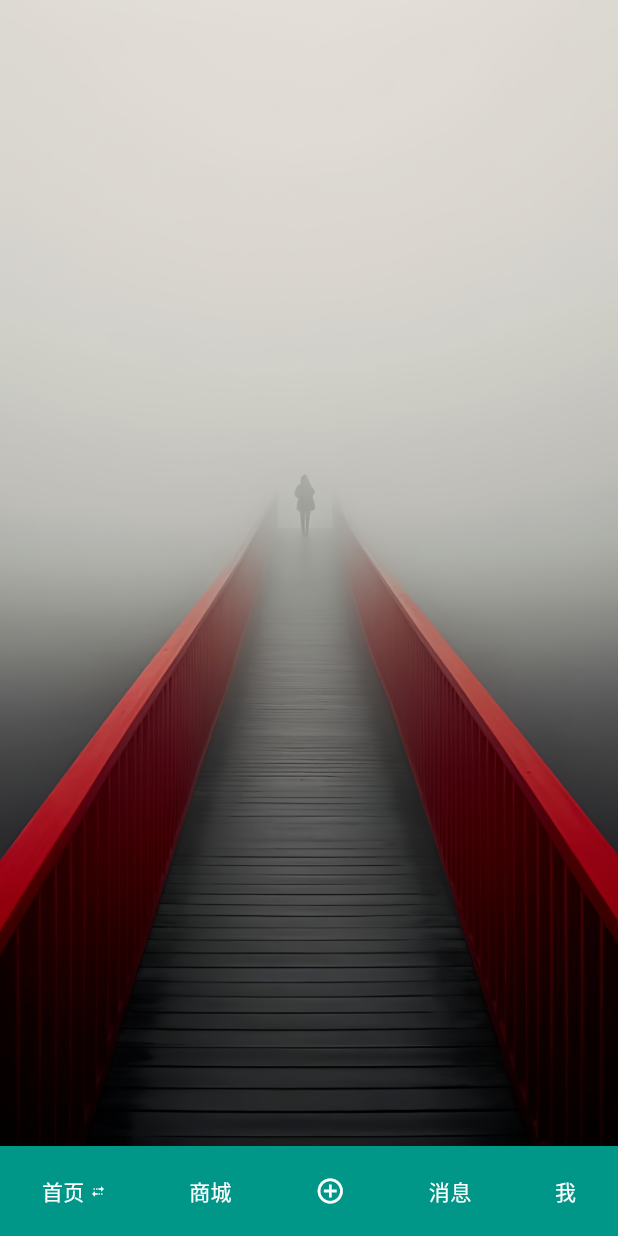
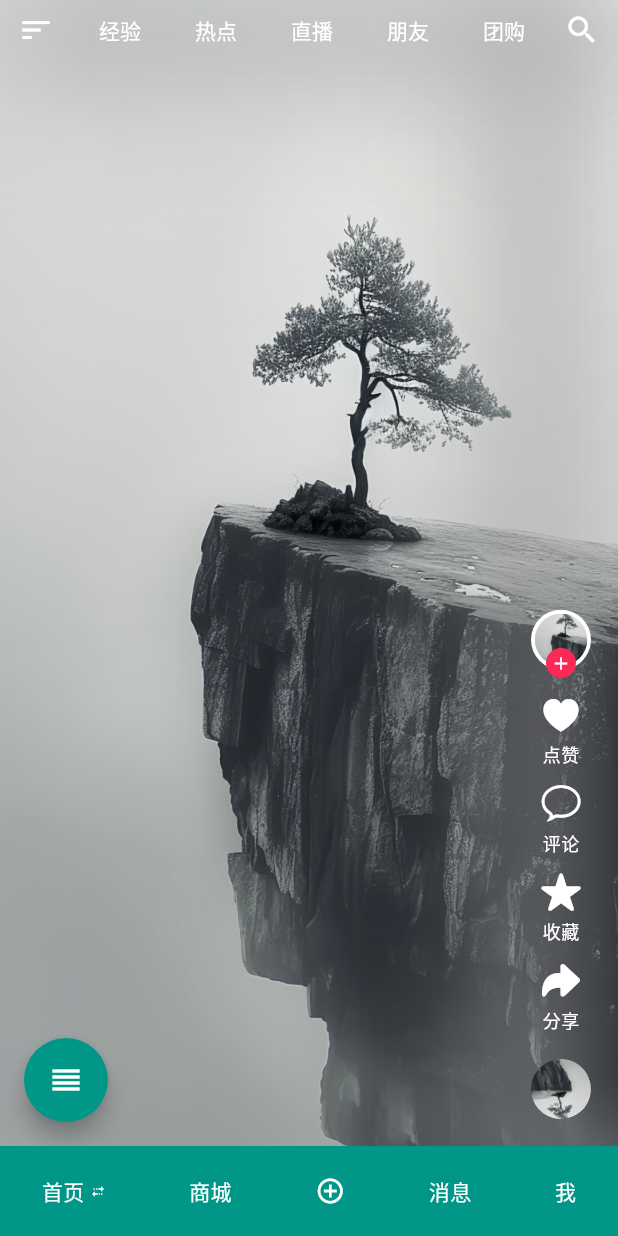
Before and after one commit to git-rylstbam/douyin, a Flutter app: the screen it shows after launch, on a phone screen of 412 x 824 dp. Run offline on Flutter 3.47's test engine with Material 3 defaults, Android fonts, the phone set to English and light mode, and no system bars; our stand-ins replace get, get_storage; Roboto replaces fonts that are missing (汉仪篆书繁).

Commit message:
feat: 首页初步完成

```diff
--- a/lib/locales/locales.dart
+++ b/lib/locales/locales.dart
@@ -24,6 +24,20 @@ class Locales extends Translations {
         'message': '消息',
         'individual': '我',
         'change_font': '切换字体',
+        'experience': '经验',
+        'hotspot': '热点',
+        'live_streaming': '直播',
+        'friend': '朋友',
+        'groupon': '团购',
+        'peking': '北京',
+        'attention': '关注',
+        'choiceness': '精选',
+        'recommend': '推荐',
+        'collect_cards': '集卡',
+        'collect': '收藏',
+        'like': '点赞',
+        'comment': '评论',
+        'share': '分享',
       };
 
   Map<String, String> _buildUSTranslations() => {
@@ -33,5 +47,19 @@ class Locales extends Translations {
         'message': 'Message',
         'individual': 'Individual',
         'change_font': 'Change Font',
+        'experience': 'Experience',
+        'hotspot': 'Hotspot',
+        'live_streaming': 'Live Streaming',
+        'friend': 'Friend',
+        'groupon': 'Groupon',
+        'peking': 'Peking',
+        'attention': 'Attention',
+        'choiceness': 'Choiceness',
+        'recommend': 'Recommend',
+        'collect_cards': 'Collect Cards',
+        'collect': 'Collect',
+        'like': 'Like',
+        'comment': 'Comment',
+        'share': 'Share',
       };
 }
--- a/lib/main.dart
+++ b/lib/main.dart
@@ -2,12 +2,17 @@ import 'dart:ui';
 
 import 'package:flutter/material.dart';
 import 'package:get/get.dart';
+import 'package:get_storage/get_storage.dart';
 
 import 'locales/locales.dart';
 import 'routes.dart';
 import 'theme.dart';
+import 'utils/storage_util.dart';
 
-void main() => runApp(const MyApp());
+void main() async {
+  await GetStorage.init(StorageUtil.defaultKey);
+  runApp(const MyApp());
+}
 
 class MyApp extends StatefulWidget {
   const MyApp({super.key});
--- a/lib/pages/font/change_font_page.dart
+++ b/lib/pages/font/change_font_page.dart
@@ -1,7 +1,10 @@
 import 'package:flutter/material.dart';
+import 'package:get/get.dart';
 
 import '../../main.dart';
 import '../../theme.dart';
+import '../../utils/storage_util.dart';
+import '../home/enums.dart';
 
 /// CreateDate: 2025/1/16 14:04
 /// Author: Lee
@@ -17,13 +20,23 @@ class ChangeFontPage extends StatefulWidget {
 class _ChangeFontPageState extends State<ChangeFontPage> {
   @override
   Widget build(BuildContext context) => Scaffold(
-        backgroundColor: Colors.white,
+        appBar: AppBar(
+          leading: IconButton(
+            onPressed: Get.back,
+            icon: const Icon(Icons.arrow_back_ios, size: 14.0),
+          ),
+          title: Text('change_font'.tr),
+          centerTitle: true,
+        ),
         body: ListView(
           children: fonts
               .map(
                 (e) => ListTile(
                   title: Text(e),
-                  onTap: () => MyApp.of(context).changeFont(e),
+                  onTap: () {
+                    MyApp.of(context).changeFont(e);
+                    StorageUtil.write(StorageKeyEnum.font, e);
+                  },
                 ),
               )
               .toList(),
--- /dev/null
+++ b/lib/pages/home/enums.dart
@@ -0,0 +1,3 @@
+/// CreateDate: 2025/1/17 17:18
+/// Author: Lee
+/// Description:
--- a/lib/pages/home/home_page.dart
+++ b/lib/pages/home/home_page.dart
@@ -1,8 +1,10 @@
 import 'package:flutter/material.dart';
 import 'package:get/get.dart';
 
+import '../../utils/storage_util.dart';
 import 'individual/individual_page.dart';
 import 'initial/initial_page.dart';
+import 'initial/model/model.dart';
 import 'message/message_page.dart';
 import 'publish/publish_page.dart';
 import 'shop/shop_page.dart';
@@ -18,19 +20,42 @@ class HomePage extends StatefulWidget {
   State<HomePage> createState() => _HomePageState();
 }
 
-class _HomePageState extends State<HomePage> {
+class _HomePageState extends State<HomePage>
+    with AutomaticKeepAliveClientMixin {
   HomeTabEnum? _selectTab = HomeTabEnum.initial;
 
   final _controller = PageController();
 
+  List<ProductEntity> _products = [];
+
+  bool get _hasInitialKey => StorageUtil.has(StorageKeyEnum.initial);
+
   @override
-  Widget build(BuildContext context) => Scaffold(
+  void initState() {
+    super.initState();
+    if (!_hasInitialKey) {
+      products.shuffle();
+      ProductEntity.save(products);
+    }
+    _products = ProductEntity.read();
+  }
+
+  @override
+  bool get wantKeepAlive => true;
+
+  @override
+  Widget build(BuildContext context) {
+    super.build(context);
+    return Scaffold(
       backgroundColor: Colors.white,
       body: Column(
         children: [
           Expanded(
             child: switch (_selectTab) {
-                HomeTabEnum.initial => InitialPage(controller: _controller),
+              HomeTabEnum.initial => InitialPage(
+                  controller: _controller,
+                  products: _products,
+                ),
               HomeTabEnum.shop => const ShopPage(),
               HomeTabEnum.publish => const PublishPage(),
               HomeTabEnum.message => const MessagePage(),
@@ -41,6 +66,7 @@ class _HomePageState extends State<HomePage> {
         ],
       ),
     );
+  }
 
   Widget _buildHomeNavigator() => ColoredBox(
         color: _selectTab == HomeTabEnum.initial ? Colors.teal : Colors.white,
--- /dev/null
+++ b/lib/pages/home/initial/enums.dart
@@ -0,0 +1,5 @@
+/// CreateDate: 2025/1/17 11:41
+/// Author: Lee
+/// Description:
+
+enum InitialKeys { product_position }
--- /dev/null
+++ b/lib/pages/home/initial/experience/experience_page.dart
@@ -0,0 +1,315 @@
+import 'dart:math';
+import 'dart:ui';
+
+import 'package:flutter/cupertino.dart';
+import 'package:flutter/material.dart';
+import 'package:get/get.dart';
+
+import '../../../../utils/icon_util.dart';
+import '../enums.dart';
+import '../model/model.dart';
+
+/// CreateDate: 2025/1/17 14:38
+/// Author: Lee
+/// Description:
+
+class ExperiencePage extends StatefulWidget {
+  const ExperiencePage({
+    super.key,
+    required this.controller,
+    required this.products,
+  });
+
+  final PageController controller;
+  final List<ProductEntity> products;
+
+  @override
+  State<ExperiencePage> createState() => _ExperiencePageState();
+}
+
+class _ExperiencePageState extends State<ExperiencePage>
+    with AutomaticKeepAliveClientMixin {
+  @override
+  bool get wantKeepAlive => true;
+
+  @override
+  Widget build(BuildContext context) {
+    super.build(context);
+    return PageView.builder(
+      key: const PageStorageKey(InitialKeys.product_position),
+      controller: widget.controller,
+      scrollDirection: Axis.vertical,
+      physics: const BouncingScrollPhysics(),
+      itemBuilder: (_, index) => _InitialPageChild(
+        product: widget.products[index],
+        onSave: () => ProductEntity.save(widget.products),
+      ),
+      itemCount: widget.products.length,
+    );
+  }
+}
+
+class _InitialPageChild extends StatefulWidget {
+  const _InitialPageChild({required this.product, required this.onSave});
+
+  final ProductEntity product;
+  final void Function() onSave;
+
+  @override
+  State<_InitialPageChild> createState() => _InitialPageChildState();
+}
+
+class _InitialPageChildState extends State<_InitialPageChild>
+    with AutomaticKeepAliveClientMixin, SingleTickerProviderStateMixin {
+  @override
+  bool get wantKeepAlive => true;
+
+  late final _likeCountNotifier = ValueNotifier<int>(widget.product.likeCount);
+  late final _isLikedNotifier = ValueNotifier<bool>(widget.product.isLiked);
+  late final _commentCountNotifier =
+      ValueNotifier<int>(widget.product.commentCount);
+  late final _collectCountNotifier =
+      ValueNotifier<int>(widget.product.collectCount);
+  late final _isCollectNotifier =
+      ValueNotifier<bool>(widget.product.isCollected);
+  late final _shareCountNotifier =
+      ValueNotifier<int>(widget.product.shareCount);
+
+  late AnimationController _controller;
+  late Animation<double> _animation;
+
+  @override
+  void initState() {
+    super.initState();
+    _controller = AnimationController(
+      duration: const Duration(seconds: 20),
+      vsync: this,
+    )..repeat();
+    _animation = Tween<double>(begin: .0, end: 2 * pi).animate(_controller);
+  }
+
+  @override
+  void didUpdateWidget(_InitialPageChild oldWidget) {
+    super.didUpdateWidget(oldWidget);
+    if (widget.product == oldWidget.product) return;
+    _likeCountNotifier.value = widget.product.likeCount;
+    _isLikedNotifier.value = widget.product.isLiked;
+    _commentCountNotifier.value = widget.product.commentCount;
+    _collectCountNotifier.value = widget.product.collectCount;
+    _isCollectNotifier.value = widget.product.isCollected;
+    _shareCountNotifier.value = widget.product.shareCount;
+  }
+
+  @override
+  void dispose() {
+    _likeCountNotifier.dispose();
+    _isLikedNotifier.dispose();
+    _commentCountNotifier.dispose();
+    _collectCountNotifier.dispose();
+    _isCollectNotifier.dispose();
+    _shareCountNotifier.dispose();
+    _controller.dispose();
+    super.dispose();
+  }
+
+  @override
+  Widget build(BuildContext context) {
+    super.build(context);
+    return Stack(
+      fit: StackFit.expand,
+      children: [
+        if (widget.product.path != null)
+          Image.asset(widget.product.path!, fit: BoxFit.fill),
+        Align(
+          alignment: Alignment.bottomRight,
+          child: Stack(
+            children: [
+              ImageFiltered(
+                imageFilter: ImageFilter.blur(sigmaX: 40.0, sigmaY: 40.0),
+                child: Container(width: 40.0, color: Colors.grey),
+              ),
+              Padding(
+                padding: const EdgeInsets.all(10.0),
+                child: Column(
+                  spacing: 10.0,
+                  mainAxisAlignment: MainAxisAlignment.end,
+                  children: [
+                    _UserAvatar(product: widget.product),
+                    _buildLikeButton(),
+                    _buildCommentButton(),
+                    _buildCollectButton(),
+                    _buildShareButton(),
+                    _buildSourceButton(),
+                  ],
+                ),
+              ),
+            ],
+          ),
+        ),
+      ],
+    );
+  }
+
+  Widget _buildLikeButton() => ListenableBuilder(
+        listenable: Listenable.merge([_likeCountNotifier, _isLikedNotifier]),
+        builder: (_, __) => _OperateButton(
+          icon: CupertinoIcons.heart_fill,
+          title: _likeCountNotifier.value == 0
+              ? 'like'.tr
+              : _likeCountNotifier.value.toString(),
+          color:
+              _isLikedNotifier.value ? const Color(0xFFFC2958) : Colors.white,
+          onPressed: () {
+            if (_isLikedNotifier.value) {
+              _isLikedNotifier.value = false;
+              _likeCountNotifier.value--;
+            } else {
+              _isLikedNotifier.value = true;
+              _likeCountNotifier.value++;
+            }
+            widget.product.isLiked = _isLikedNotifier.value;
+            widget.product.likeCount = _likeCountNotifier.value;
+            widget.onSave();
+          },
+        ),
+      );
+
+  Widget _buildCommentButton() => ValueListenableBuilder(
+        valueListenable: _commentCountNotifier,
+        builder: (_, value, __) => _OperateButton(
+          icon: CupertinoIcons.chat_bubble,
+          title: value == 0 ? 'comment'.tr : value.toString(),
+          color: Colors.white,
+          onPressed: () {},
+        ),
+      );
+
+  Widget _buildCollectButton() => ListenableBuilder(
+        listenable:
+            Listenable.merge([_collectCountNotifier, _isCollectNotifier]),
+        builder: (_, __) => _OperateButton(
+          icon: CupertinoIcons.star_fill,
+          title: _collectCountNotifier.value == 0
+              ? 'collect'.tr
+              : _collectCountNotifier.value.toString(),
+          color:
+              _isCollectNotifier.value ? const Color(0xFFFC2958) : Colors.white,
+          onPressed: () {
+            if (_isCollectNotifier.value) {
+              _isCollectNotifier.value = false;
+              _collectCountNotifier.value--;
+            } else {
+              _isCollectNotifier.value = true;
+              _collectCountNotifier.value++;
+            }
+            widget.product.isCollected = _isCollectNotifier.value;
+            widget.product.collectCount = _collectCountNotifier.value;
+            widget.onSave();
+          },
+        ),
+      );
+
+  Widget _buildShareButton() => ValueListenableBuilder(
+        valueListenable: _shareCountNotifier,
+        builder: (_, value, __) => _OperateButton(
+          icon: CupertinoIcons.arrowshape_turn_up_right_fill,
+          title: value == 0 ? 'share'.tr : value.toString(),
+          color: Colors.white,
+          onPressed: () {},
+        ),
+      );
+
+  Widget _buildSourceButton() => IconButton(
+        onPressed: () {},
+        icon: RotationTransition(
+          turns: _animation,
+          child: ClipOval(
+            child: Image.asset(
+              widget.product.path ?? IconUtil.icon_001,
+              width: 40.0,
+              height: 40.0,
+              fit: BoxFit.cover,
+            ),
+          ),
+        ),
+      );
+}
+
+class _OperateButton extends StatelessWidget {
+  const _OperateButton({
+    required this.icon,
+    required this.title,
+    required this.color,
+    required this.onPressed,
+  });
+
+  final IconData icon;
+  final String title;
+  final Color color;
+  final void Function() onPressed;
+
+  @override
+  Widget build(BuildContext context) => InkWell(
+        onTap: onPressed,
+        child: Column(
+          spacing: 4.0,
+          mainAxisSize: MainAxisSize.min,
+          children: [
+            Icon(icon, color: color, size: 28.0),
+            Text(title, style: TextStyle(fontSize: 12.0, color: color)),
+          ],
+        ),
+      );
+}
+
+class _UserAvatar extends StatelessWidget {
+  const _UserAvatar({required this.product});
+
+  final ProductEntity product;
+
+  @override
+  Widget build(BuildContext context) => Stack(
+        alignment: Alignment.center,
+        children: [
+          Stack(
+            alignment: Alignment.center,
+            children: [
+              Container(
+                decoration: const BoxDecoration(
+                  shape: BoxShape.circle,
+                  color: Colors.white,
+                ),
+                width: 40.0,
+                height: 40.0,
+              ),
+              IconButton(
+                onPressed: () {},
+                icon: ClipOval(
+                  child: Image.asset(
+                    product.path ?? IconUtil.icon_001,
+                    width: 35.0,
+                    height: 35.0,
+                    fit: BoxFit.cover,
+                  ),
+                ),
+              ),
+            ],
+          ),
+          Positioned(
+            bottom: .0,
+            child: InkWell(
+              onTap: () {},
+              child: Container(
+                width: 20.0,
+                height: 20.0,
+                decoration: const BoxDecoration(
+                  color: Color(0xFFFC2958),
+                  shape: BoxShape.circle,
+                ),
+                child: const Icon(Icons.add, color: Colors.white, size: 14.0),
+              ),
+            ),
+          ),
+        ],
+      );
+}
--- a/lib/pages/home/initial/initial_page.dart
+++ b/lib/pages/home/initial/initial_page.dart
@@ -1,5 +1,9 @@
+import 'dart:ui';
+
 import 'package:flutter/material.dart';
+import 'package:get/get.dart';
 
+import 'experience/experience_page.dart';
 import 'model/model.dart';
 
 /// CreateDate: 2025/1/10 16:24
@@ -7,58 +11,134 @@ import 'model/model.dart';
 /// Description:
 
 class InitialPage extends StatefulWidget {
-  const InitialPage({super.key, required this.controller});
+  const InitialPage({
+    super.key,
+    required this.controller,
+    required this.products,
+  });
 
   final PageController controller;
+  final List<ProductEntity> products;
 
   @override
   State<InitialPage> createState() => _InitialPageState();
 }
 
-class _InitialPageState extends State<InitialPage> {
+class _InitialPageState extends State<InitialPage>
+    with AutomaticKeepAliveClientMixin {
+  final _topTabNotifier = ValueNotifier(InitialTopTabEnum.recommend);
+
   @override
-  Widget build(BuildContext context) => Scaffold(
+  bool get wantKeepAlive => true;
+
+  @override
+  void dispose() {
+    _topTabNotifier.dispose();
+    super.dispose();
+  }
+
+  @override
+  Widget build(BuildContext context) {
+    super.build(context);
+    return Scaffold(
+      backgroundColor: Colors.teal,
+      body: Stack(
+        fit: StackFit.expand,
+        children: [
+          _buildInitialPage(),
+          Align(
+            alignment: Alignment.topCenter,
+            child: _buildTopNavigationLine(),
+          ),
+        ],
+      ),
+      floatingActionButton: FloatingActionButton(
+        onPressed: () {
+          setState(() => widget.products.shuffle());
+          ProductEntity.save(widget.products);
+        },
+        shape: const CircleBorder(),
         backgroundColor: Colors.teal,
-        body: Stack(
-          fit: StackFit.expand,
+        foregroundColor: Colors.white,
+        child: const Icon(Icons.reorder),
+      ),
+      floatingActionButtonLocation: FloatingActionButtonLocation.startFloat,
+    );
+  }
+
+  Widget _buildInitialPage() => ValueListenableBuilder(
+        valueListenable: _topTabNotifier,
+        builder: (_, value, __) => switch (value) {
+          InitialTopTabEnum.recommend => ExperiencePage(
+              controller: widget.controller,
+              products: widget.products,
+            ),
+          _ => const SizedBox.shrink(),
+        },
+      );
+
+  Widget _buildTopNavigationLine() => SizedBox(
+        height: 40.0,
+        child: Stack(
           children: [
-            PageView.builder(
-              controller: widget.controller,
-              scrollDirection: Axis.vertical,
-              physics: const BouncingScrollPhysics(),
-              itemBuilder: (_, index) => _InitialPageChild(
-                product: products[index],
-              ),
-              itemCount: products.length,
+            ImageFiltered(
+              imageFilter: ImageFilter.blur(sigmaX: 40.0, sigmaY: 40.0),
+              child: Container(height: 40.0, color: Colors.grey),
+            ),
+            Row(
+              children: [
+                IconButton(
+                  onPressed: () {},
+                  icon: const Icon(Icons.sort, color: Colors.white),
+                ),
+                Expanded(child: _buildTopNavigationbar()),
+                IconButton(
+                  onPressed: () {},
+                  icon: const Icon(Icons.search, color: Colors.white),
+                ),
+              ],
             ),
           ],
         ),
       );
+
+  Widget _buildTopNavigationbar() => ScrollConfiguration(
+        behavior: ScrollConfiguration.of(context).copyWith(scrollbars: false),
+        child: ListView(
+          scrollDirection: Axis.horizontal,
+          children: InitialTopTabEnum.values
+              .map(
+                _buildSingleNavigator,
+              )
+              .toList(),
+        ),
+      );
+
+  Widget _buildSingleNavigator(InitialTopTabEnum tab) => TextButton(
+        onPressed: () => _topTabNotifier.value = tab,
+        style: TextButton.styleFrom(
+          overlayColor: Colors.transparent,
+          surfaceTintColor: Colors.transparent,
+        ),
+        child: Text(
+          tab.toString(),
+          style: const TextStyle(fontSize: 14.0, color: Colors.white),
+        ),
+      );
 }
 
-class _InitialPageChild extends StatefulWidget {
-  const _InitialPageChild({required this.product});
-
-  final ProductEntity product;
+enum InitialTopTabEnum {
+  experience,
+  hotspot,
+  live_streaming,
+  friend,
+  groupon,
+  peking,
+  attention,
+  choiceness,
+  recommend,
+  collect_cards;
 
   @override
-  State<_InitialPageChild> createState() => _InitialPageChildState();
+  String toString() => name.tr;
 }
-
-class _InitialPageChildState extends State<_InitialPageChild>
-    with AutomaticKeepAliveClientMixin {
-  @override
-  bool get wantKeepAlive => true;
-
-  @override
-  Widget build(BuildContext context) {
-    super.build(context);
-    return Stack(
-      fit: StackFit.expand,
-      children: [
-        if (widget.product.path != null)
-          Image.asset(widget.product.path!, fit: BoxFit.fill),
-      ],
-    );
-  }
-}
--- a/lib/pages/home/initial/model/model.dart
+++ b/lib/pages/home/initial/model/model.dart
@@ -1,16 +1,78 @@
+import 'dart:convert';
+
+import 'package:flutter/foundation.dart';
+import 'package:json_annotation/json_annotation.dart';
+
 import '../../../../utils/icon_util.dart';
+import '../../../../utils/storage_util.dart';
+
+part 'model.g.dart';
 
 /// CreateDate: 2025/1/16 17:26
 /// Author: Lee
 /// Description:
 
+@JsonSerializable()
 class ProductEntity {
-  const ProductEntity({this.path});
+  ProductEntity({
+    this.path,
+    this.likeCount = 0,
+    this.commentCount = 0,
+    this.collectCount = 0,
+    this.shareCount = 0,
+    this.isLiked = false,
+    this.isCollected = false,
+  });
+
+  factory ProductEntity.fromJson(Map<String, dynamic> json) =>
+      _$ProductEntityFromJson(json);
 
   final String? path;
+  int likeCount;
+  int commentCount;
+  int collectCount;
+  int shareCount;
+  bool isLiked;
+  bool isCollected;
+
+  Map<String, dynamic> toJson() => _$ProductEntityToJson(this);
+
+  @override
+  String toString() => jsonEncode(this);
+
+  /// 在 flutter web 项目中使用 get_storage 插件时，可能会遇到第二次读取 List 类型数据时返回的数
+  /// 据类型为 JSArray 的问题。这是因为 get_storage 在 web 上使用了 window.localStorage，而
+  /// localStorage 只能存储字符串。
+  /// 当你尝试直接保存和读取 List 类型的数据时，数据会呗转换成 JSON 字符串。而在 web 环境下，
+  /// 读取出来的数据会是 JSArray 类型，这是 Dart 和 JavaScript 之间的桥接类型。
+  /// 要解决这个问题，可以在保存数据之前将 List 转换为 JSON 字符串，在读取数据时再将字符串转
+  /// 换回 List。
+  /// 注: 上述只适用于基本类型。
+  /// 若是自定义类型，则参考:
+  /// 在 flutter web 项目中使用 get_storage 插件时，可能会遇到第二次读取 List<ProductEntity> 返回
+  /// 的数据类型为 JSArray 的问题。这是因为 web 环境下的 get_storage 使用了 JavaScript 内置的存
+  /// 储方案，而不是直接序列化 Dart 对象。
+  /// 要解决这个问题，可以在存储和读取数据时手动进行序列化和反序列化。
+  /// toJson() 方法用于将 ProductEntity 对象转换为 JSON 格式，而 fromJson 构造函数用于从 JSON 字
+  /// 符串反序列化为 ProductEntity 对象。使用 jsonEncode 和 jsonDecode 函数来处理 JSON 序列化和
+  /// 反序列化。这样，可以正确地在 web 环境下使用 get_straoge 插件来存储和读取自定义对象列表
+  /// 。
+  static Future<void> save(List<ProductEntity> value) => StorageUtil.write(
+        StorageKeyEnum.initial,
+        kIsWeb ? jsonEncode(value.map((e) => e.toJson()).toList()) : value,
+      );
+
+  static List<ProductEntity> read() {
+    final value = StorageUtil.read(StorageKeyEnum.initial);
+    return kIsWeb
+        ? (jsonDecode(value) as List)
+            .map((e) => ProductEntity.fromJson(e))
+            .toList()
+        : value;
+  }
 }
 
-const products =[
+final List<ProductEntity> products = [
   ProductEntity(path: IconUtil.icon_001),
   ProductEntity(path: IconUtil.icon_002),
   ProductEntity(path: IconUtil.icon_003),
--- a/lib/theme.dart
+++ b/lib/theme.dart
@@ -1,4 +1,7 @@
 import 'package:flutter/material.dart';
+
+import 'pages/home/enums.dart';
+import 'utils/storage_util.dart';
 
 /// CreateDate: 2025/1/16 13:54
 /// Author: Lee
@@ -7,9 +10,18 @@ import 'package:flutter/material.dart';
 const fonts = ['汉仪篆书繁', '思源黑体'];
 
 class ThemeController {
-  String? font;
+  String? font = StorageUtil.read(StorageKeyEnum.font);
 
   ThemeData get light => ThemeData(
         fontFamily: font ?? '汉仪篆书繁',
+        scaffoldBackgroundColor: Colors.white,
+        appBarTheme: const AppBarTheme(backgroundColor: Colors.white),
+        iconButtonTheme: IconButtonThemeData(
+          style: IconButton.styleFrom(
+            hoverColor: Colors.transparent,
+            surfaceTintColor: Colors.transparent,
+            overlayColor: Colors.transparent,
+          ),
+        ),
       );
 }
--- /dev/null
+++ b/lib/utils/storage_util.dart
@@ -0,0 +1,58 @@
+import 'package:get_storage/get_storage.dart';
+
+/// CreateDate: 2025/1/17 16:37
+/// Author: Lee
+/// Description:
+
+enum StorageKeyEnum { initial, font }
+
+class StorageUtil {
+  static const defaultKey = 'douyin';
+
+  static final shared = GetStorageUtilCore();
+
+  static T? read<T>(StorageKeyEnum key) => shared.read<T>(key);
+
+  static Future<void> write(StorageKeyEnum key, dynamic value) =>
+      shared.write(key, value);
+
+  static bool has(StorageKeyEnum key) => shared.has(key);
+
+  static Future<void> remove(StorageKeyEnum key) => shared.remove(key);
+
+  static Future<void> clear() => shared.clear();
+}
+
+class GetStorageUtilCore implements StorageUtilCore {
+  GetStorageUtilCore([String key = 'douyin']) : instance = GetStorage(key);
+
+  final GetStorage instance;
+
+  @override
+  T? read<T>(StorageKeyEnum key) => instance.read<T>(key.name);
+
+  @override
+  Future<void> write(StorageKeyEnum key, value) =>
+      instance.write(key.name, value);
+
+  @override
+  bool has(StorageKeyEnum key) => instance.hasData(key.name);
+
+  @override
+  Future<void> remove(StorageKeyEnum key) => instance.remove(key.name);
+
+  @override
+  Future<void> clear() => instance.erase();
+}
+
+abstract class StorageUtilCore {
+  T? read<T>(StorageKeyEnum key);
+
+  Future<void> write(StorageKeyEnum key, dynamic value);
+
+  bool has(StorageKeyEnum key);
+
+  Future<void> remove(StorageKeyEnum key);
+
+  Future<void> clear();
+}
--- a/pubspec.yaml
+++ b/pubspec.yaml
@@ -14,6 +14,11 @@ dependencies:
   cupertino_icons: ^1.0.8
 
   get: ^4.6.6
+  get_storage: ^2.1.1
+  build_runner: ^2.4.14
+  json_annotation: ^4.9.0
+  json_serializable: ^6.9.3
+  js: ^0.7.1
 
 dev_dependencies:
   flutter_test:
```
Also changed, not shown: lib/pages/home/initial/model/model.g.dart (added), 2 other files. Lines whose indentation alone changed are shown as unchanged.
